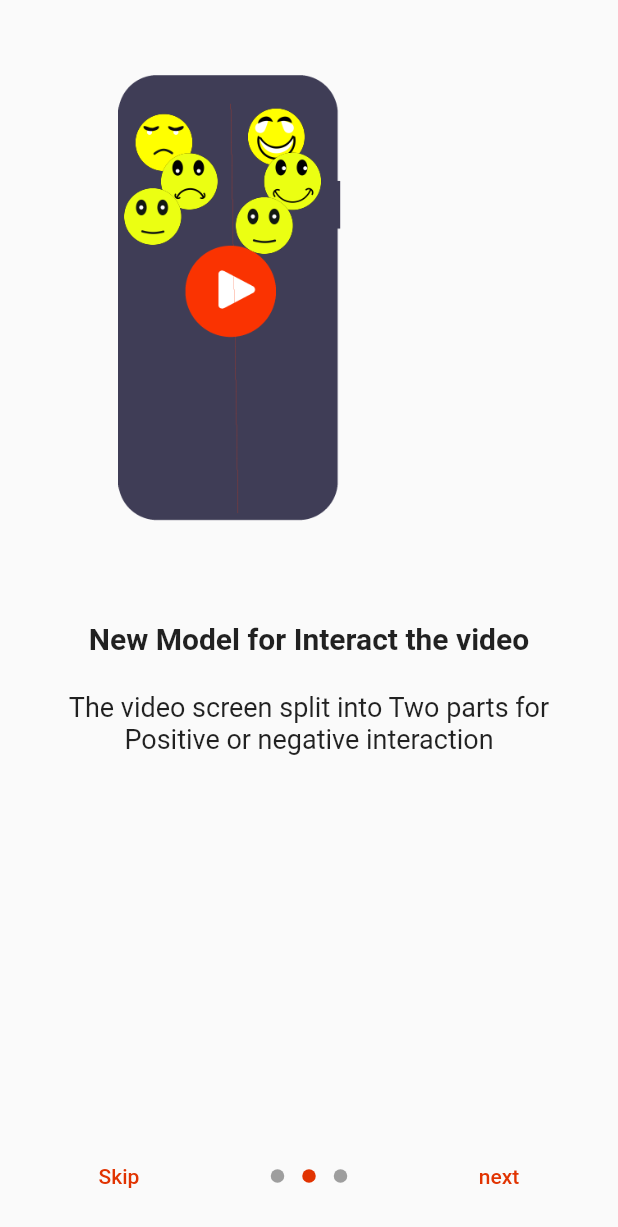
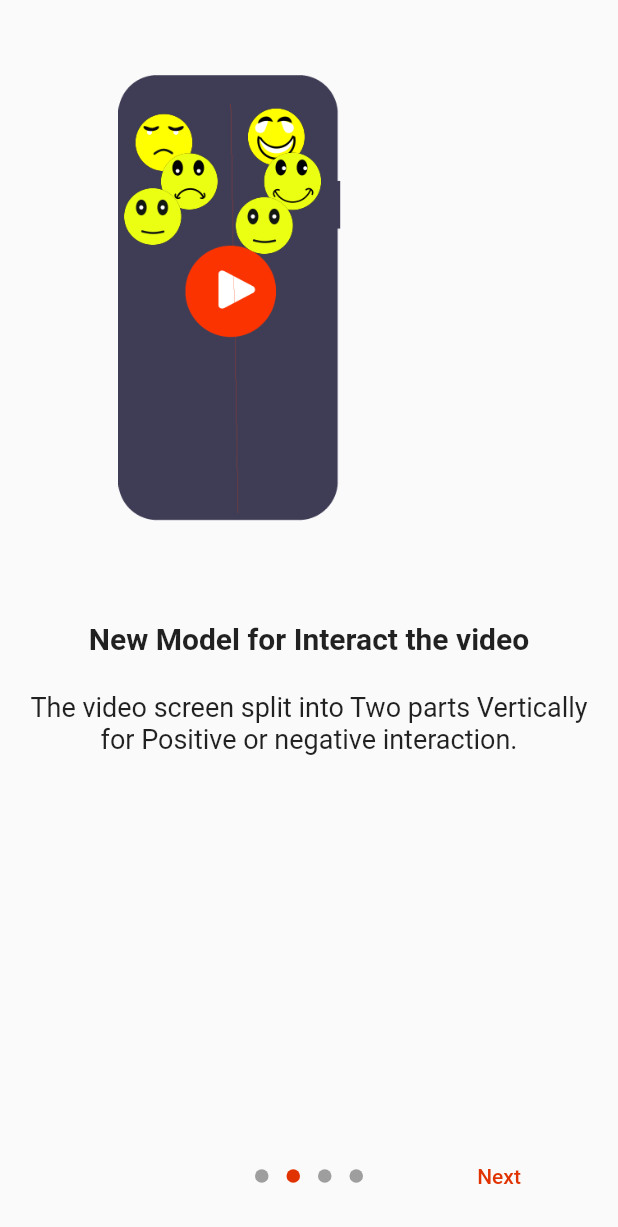
Before and after one commit to AhmedAbdelsalamSaadMohamed/smile, a Flutter app: the screen it shows after launch, swiped to page 2, on a phone screen of 412 x 824 dp. Shown: the top 1227 px of the screen. Run offline on Flutter 3.47's test engine with Material 2 defaults, Android fonts, the phone set to English and light mode, and no system bars; drawn by our look-alikes of introduction_screen; our stand-ins replace camera, cloud_firestore, firebase_auth, firebase_core, firebase_storage, get and 6 more; missing offline and left inert: flutter_facebook_auth, hashtager, rich_text_view, video_thumbnail; accounts and stored records are empty.

Commit message:
v1.4.0.0

```diff
--- a/lib/utils/langs/ar.dart
+++ b/lib/utils/langs/ar.dart
@@ -64,4 +64,33 @@ const Map<String, String> ar = {
   'Yes':'نعم',
   'No':'لا',
   'Describe your video':'اوصف هذا الفديو',
+  'Next':'التالي',
+  'Agree':'أوافق',
+  'New Model for Interact the video':'نموذج جديد للتفاعل مع الفيديو',
+  'The video screen split into Two parts Vertically for Positive or negative interaction.':
+      'تم تقسيم شاشة الفيديو إلى قسمين عموديًا للتفاعل الإيجابي أو السلبي.',
+  'User Data Security':'أمان بيانات المستخدم',
+  'You must make sure that your data is safe.':'يجب أن تتأكد من أن بياناتك آمنة',
+  'All data is encrypted':"جميع البيانات مشفرة",
+  'Privacy Policy':'سياسة الخصوصية',
+  'By tapping \"Agree\" you agree ':"بجرد النقر على \" أوافق \" فأنت توافق",
+  'Terms of Service':'شروط الخدمة',
+  ' and acknowledge that you have read out ':"وتقر بأنك قد قرأت",
+  'privacy Police':'سياسة خاصة',
+  ' to learn how to collect, use, and share your data.':"لمعرفة كيفية جمع واستخدام ومشاركة البيانات الخاصة بك.",
+  'Dangerous organizations and individuals':'المنظمات والأفراد الخطرين',
+  'Illegal activity and regulated goods':"النشاط غير القانوني والسلع الخاضعة للرقابة",
+  'Frauds and scams':"الاحتيال النصب",
+  'Violent and graphic content':"محتوى عنيف ومصور",
+  'Animal cruelty':'القسوة على الحيوان',
+  'Suicide, self-harm, and dangerous acts':"انتحار وإيذاء النفس وأعمال خطيرة",
+  'Hate speech':'خطاب الكراهية',
+  'Harassment or bullying':"التحرش أو التنمر",
+  'Pornography and nudity':"المواد الإباحية والعُري",
+  'Minor safety':"سلامة طفيفة",
+  'Spam':'رسائل إلكترونية مزعجة',
+  'Intellectual Property infringement':"التعدي على الملكية الفكرية"
+
+
+
 };
--- a/lib/utils/langs/en.dart
+++ b/lib/utils/langs/en.dart
@@ -63,5 +63,34 @@ const Map<String, String> en = {
   'Delete This Video': 'Delete This Video',
   'Yes': 'Yes',
   'No': 'No',
-  'Describe your video':'Describe your video',
+  'Describe your video': 'Describe your video',
+  'Next': 'Next',
+  'Agree': 'Agree',
+  'New Model for Interact the video': 'New Model for Interact the video',
+  'The video screen split into Two parts Vertically for Positive or negative interaction.':
+      'The video screen split into Two parts Vertically for Positive or negative interaction.',
+  'User Data Security':'User Data Security',
+  'You must make sure that your data is safe.':'You must make sure that your data is safe.',
+      'All data is encrypted':'All data is encrypted',
+  'Privacy Policy':'Privacy Policy',
+  'By tapping \"Agree\" you agree ':'By tapping \"Agree\" you agree ',
+  'Terms of Service':'Terms of Service',
+  ' and acknowledge that you have read out ':' and acknowledge that you have read out ',
+  'privacy Police':'privacy Police',
+  ' to learn how to collect, use, and share your data.':' to learn how to collect, use, and share your data.',
+  'Dangerous organizations and individuals':'Dangerous organizations and individuals',
+  'Illegal activity and regulated goods':'Illegal activity and regulated goods',
+  'Frauds and scams':'Frauds and scams',
+  'Violent and graphic content':'Violent and graphic content',
+  'Animal cruelty':'Animal cruelty',
+  'Suicide, self-harm, and dangerous acts':'Suicide, self-harm, and dangerous acts',
+  'Hate speech':'Hate speech',
+  'Harassment or bullying':'Harassment or bullying',
+  'Pornography and nudity':'Pornography and nudity',
+  'Minor safety':'Minor safety',
+  'Spam':'Spam',
+  'Intellectual Property infringement':'Intellectual Property infringement',
+
+
+
 };
--- a/lib/view/pages/add_video_page.dart
+++ b/lib/view/pages/add_video_page.dart
@@ -105,6 +105,7 @@ class _CameraAppState extends State<CameraApp> {
     availableCameras().then((cameras) {
       cameraController =
           CameraController(cameras[currentCamera], ResolutionPreset.medium);
+      startTimer();
       cameraController!.initialize().then((_) {
         if (!mounted) {
           return;
@@ -113,7 +114,7 @@ class _CameraAppState extends State<CameraApp> {
       });
     });
 
-    startTimer();
+
   }
 
   @override
--- a/lib/view/pages/comments_screen.dart
+++ b/lib/view/pages/comments_screen.dart
@@ -134,7 +134,7 @@ class CommentsScreen extends StatelessWidget {
                                         File file = image.value;
                                         image.value = File('null');
                                         FireStorageService()
-                                            .uploadFile(file.path)
+                                            .uploadFile(filePath: file.path)
                                             .then((value) {
                                           _publish(
                                             context,
@@ -148,7 +148,7 @@ class CommentsScreen extends StatelessWidget {
                                         File file = video.value;
                                         video.value = File('null');
                                         FireStorageService()
-                                            .uploadFile(file.path)
+                                            .uploadFile(filePath: file.path)
                                             .then((value) {
                                           _publish(context,
                                               videoUrl: value, imageUrl: null);
--- a/lib/view/pages/intro.dart
+++ b/lib/view/pages/intro.dart
@@ -1,139 +1,40 @@
+import 'package:flutter/gestures.dart';
 import 'package:flutter/material.dart';
 import 'package:get/get.dart';
 import 'package:introduction_screen/introduction_screen.dart';
-import 'package:smile/view/pages/profile_page.dart';
 import 'package:smile/view/pages/sign_in_page.dart';
-import 'package:smile/view/pages/signup_page.dart';
+import 'package:smile/view/pages/terms_of_service.dart';
+import 'package:url_launcher/url_launcher.dart';
 
 class Intro extends StatelessWidget {
   const Intro({Key? key}) : super(key: key);
+  final String privacyPolicy =
+      'https://www.termsfeed.com/live/80fcba6e-b2d5-4192-a2ad-7d0220a9cdc3';
 
   @override
   Widget build(BuildContext context) {
     return IntroductionScreen(
-      pages: [pageWelcome(), page5050(),pageSecure()],
-      done: Text('done'),
+      pages: [pageWelcome(), page5050(), pageSecure(), pageAcceptTerms()],
       onDone: () {
         Get.to(SignInPage());
       },
       showNextButton: true,
-      showSkipButton: true,
+      showSkipButton: false,
+      showDoneButton: true,
       color: Theme.of(context).primaryColor,
-      next: Text('next'),
-      skip: Text('Skip'),
-      onSkip: () {
-        Get.to(SignInPage());
-      },
+      next: Text('Next'.tr),
+      done: Text('Agree'.tr),
     );
   }
 
-  _customButton(context,
-      {required String text, required Function()? onPressed}) {
-    return Padding(
-      padding: const EdgeInsets.symmetric(horizontal: 16, vertical: 8),
-      child: OutlinedButton(
-          onPressed: onPressed,
-          child: Padding(
-            padding: const EdgeInsets.all(16.0),
-            child: Text(
-              text,
-              style: TextStyle(
-                fontSize: 24,
-                letterSpacing: 3,
-                // color: Theme.of(context).primaryColor,
-              ),
-            ),
-          )),
-    );
-  }
-
-  page1(context) {
+  page5050() {
     return PageViewModel(
-      title: 'page1',
-      bodyWidget: Scaffold(
-        body: Column(
-          //: MainAxisAlignment,
-          crossAxisAlignment: CrossAxisAlignment.stretch,
-          children: [
-            SizedBox(
-              height: Get.height * 0.05,
-              child: Row(
-                //mainAxisSize: MainAxisSize.min,
-                mainAxisAlignment: MainAxisAlignment.start,
-                children: [
-                  Padding(
-                    padding: const EdgeInsets.all(8.0),
-                    child: Image.asset('assets/images/textlogo.png'),
-                  ),
-                ],
-              ),
-            ),
-            SizedBox(
-              height: MediaQuery.of(context).size.height * 0.5,
-              child: Image.asset(
-                'assets/images/smile_login.png',
-                fit: BoxFit.contain,
-              ),
-            ),
-            _customButton(context, text: 'Sign In', onPressed: () {
-              Get.to(SignInPage());
-            }),
-            _customButton(context, text: 'Sign Up', onPressed: () {
-              Get.to(SignUpPage());
-            }),
-            Expanded(child: Container()),
-            SizedBox(
-                height: 100,
-                child: Row(
-                  mainAxisAlignment: MainAxisAlignment.end,
-                  children: [
-                    Padding(
-                      padding: const EdgeInsets.all(20),
-                      child: OutlinedButton(
-                        onPressed: () {
-                          authViewModel.signInAnonymously();
-                        },
-                        child: Padding(
-                          padding: const EdgeInsets.all(8.0),
-                          child: Text('Skip'.tr),
-                        ),
-                      ),
-                    )
-                  ],
-                ))
-          ],
-        ),
-      ),
-    );
-  }
-
-  page2() {
-    return PageViewModel(
-      title: 'Page 2',
-      body: 'page 2 body',
-      image: Image.asset(
-        'assets/images/smile_login.png',
-        fit: BoxFit.contain,
-      ),
-    );
-  }
-
-  page3() {
-    return PageViewModel(
-      title: 'Page 3',
-      body: 'page 3 body',
-      image: Image.asset(
-        'assets/images/smile_login.png',
-        fit: BoxFit.contain,
-      ),
-    );
-  }
-  page5050(){
-    return PageViewModel(
-      title: 'New Model for Interact the video',
-      body: 'The video screen split into Two parts for Positive or negative interaction ',
+      title: 'New Model for Interact the video'.tr,
+      body:
+          'The video screen split into Two parts Vertically for Positive or negative interaction.'
+              .tr,
       image: Padding(
-        padding: const EdgeInsets.only(top: 50,left: 50),
+        padding: const EdgeInsets.only(top: 50, left: 50),
         child: Image.asset(
           'assets/images/5050.png',
           fit: BoxFit.contain,
@@ -141,18 +42,22 @@ class Intro extends StatelessWidget {
       ),
     );
   }
-  pageSecure(){
+
+  pageSecure() {
     return PageViewModel(
-      title: 'User Data Security',
-      body: 'You must make sure that your data is safe.\n'
-          'All data is encrypted\n',
+      title: 'User Data Security'.tr,
+      body: 'You must make sure that your data is safe.'.tr +
+          '\n'
+                  'All data is encrypted'
+              .tr,
       image: Image.asset(
         'assets/images/secure.png',
         fit: BoxFit.contain,
       ),
     );
   }
-  pageWelcome(){
+
+  pageWelcome() {
     return PageViewModel(
       title: 'Welcome to Smile Mobile App',
       body: 'You can find Funny Videos or Posts\n'
@@ -163,4 +68,154 @@ class Intro extends StatelessWidget {
       ),
     );
   }
+
+  pageAcceptTerms() {
+    return PageViewModel(
+      title: 'Privacy Policy'.tr,
+      bodyWidget: RichText(
+        text: TextSpan(children: [
+          TextSpan(
+              text: 'By tapping \"Agree\" you agree '.tr,
+              style: TextStyle(fontSize: 20)),
+          TextSpan(
+              text: 'Terms of Service'.tr,
+              style: TextStyle(
+                fontSize: 20,
+                fontWeight: FontWeight.bold,
+                decoration: TextDecoration.underline,
+              ),
+              recognizer: TapGestureRecognizer()
+                ..onTap = () {
+                  Get.to(TermsOfService());
+                }),
+          TextSpan(
+              text: ' and acknowledge that you have read out '.tr,
+              style: TextStyle(
+                fontSize: 20,
+              )),
+          TextSpan(
+              text: 'privacy Police'.tr,
+              style: TextStyle(
+                fontSize: 20,
+                fontWeight: FontWeight.bold,
+                decoration: TextDecoration.underline,
+              ),
+              recognizer: TapGestureRecognizer()
+                ..onTap = () async {
+                  if (!await launch(privacyPolicy))
+                    throw 'Could not launch $privacyPolicy';
+                }),
+          TextSpan(
+              text: ' to learn how to collect, use, and share your data.'.tr,
+              style: TextStyle(
+                fontSize: 20,
+              ))
+        ]),
+      ),
+      image: Image.asset(
+        'assets/images/accept_terms.png',
+        fit: BoxFit.contain,
+      ),
+    );
+  }
 }
+// _customButton(context,
+//     {required String text, required Function()? onPressed}) {
+//   return Padding(
+//     padding: const EdgeInsets.symmetric(horizontal: 16, vertical: 8),
+//     child: OutlinedButton(
+//         onPressed: onPressed,
+//         child: Padding(
+//           padding: const EdgeInsets.all(16.0),
+//           child: Text(
+//             text,
+//             style: TextStyle(
+//               fontSize: 24,
+//               letterSpacing: 3,
+//               // color: Theme.of(context).primaryColor,
+//             ),
+//           ),
+//         )),
+//   );
+// }
+// page1(context) {
+//   return PageViewModel(
+//     title: 'page1',
+//     bodyWidget: Scaffold(
+//       body: Column(
+//         //: MainAxisAlignment,
+//         crossAxisAlignment: CrossAxisAlignment.stretch,
+//         children: [
+//           SizedBox(
+//             height: Get.height * 0.05,
+//             child: Row(
+//               //mainAxisSize: MainAxisSize.min,
+//               mainAxisAlignment: MainAxisAlignment.start,
+//               children: [
+//                 Padding(
+//                   padding: const EdgeInsets.all(8.0),
+//                   child: Image.asset('assets/images/textlogo.png'),
+//                 ),
+//               ],
+//             ),
+//           ),
+//           SizedBox(
+//             height: MediaQuery.of(context).size.height * 0.5,
+//             child: Image.asset(
+//               'assets/images/smile_login.png',
+//               fit: BoxFit.contain,
+//             ),
+//           ),
+//           _customButton(context, text: 'Sign In'.tr, onPressed: () {
+//             Get.to(SignInPage());
+//           }),
+//           _customButton(context, text: 'Sign Up'.tr, onPressed: () {
+//             Get.to(SignUpPage());
+//           }),
+//           Expanded(child: Container()),
+//           SizedBox(
+//               height: 100,
+//               child: Row(
+//                 mainAxisAlignment: MainAxisAlignment.end,
+//                 children: [
+//                   Padding(
+//                     padding: const EdgeInsets.all(20),
+//                     child: OutlinedButton(
+//                       onPressed: () {
+//                         authViewModel.signInAnonymously();
+//                       },
+//                       child: Padding(
+//                         padding: const EdgeInsets.all(8.0),
+//                         child: Text('Skip'.tr),
+//                       ),
+//                     ),
+//                   )
+//                 ],
+//               ))
+//         ],
+//       ),
+//     ),
+//   );
+// }
+//
+// page2() {
+//   return PageViewModel(
+//     title: 'Page 2',
+//     body: 'page 2 body',
+//     image: Image.asset(
+//       'assets/images/smile_login.png',
+//       fit: BoxFit.contain,
+//     ),
+//   );
+// }
+//
+// page3() {
+//   return PageViewModel(
+//     title: 'Page 3',
+//     body: 'page 3 body',
+//     image: Image.asset(
+//       'assets/images/smile_login.png',
+//       fit: BoxFit.contain,
+//     ),
+//   );
+// }
--- a/lib/view/pages/replies_screen.dart
+++ b/lib/view/pages/replies_screen.dart
@@ -109,7 +109,7 @@ class RepliesScreen extends StatelessWidget {
                                         File file = image.value;
                                         image.value = File('null');
                                         FireStorageService()
-                                            .uploadFile(file.path)
+                                            .uploadFile(filePath: file.path)
                                             .then((value) {
                                           _publish(
                                             context,
@@ -123,7 +123,7 @@ class RepliesScreen extends StatelessWidget {
                                         File file = video.value;
                                         video.value = File('null');
                                         FireStorageService()
-                                            .uploadFile(file.path)
+                                            .uploadFile(filePath: file.path)
                                             .then((value) {
                                           _publish(context,
                                               videoUrl: value,
--- a/lib/view_model/post_view_model.dart
+++ b/lib/view_model/post_view_model.dart
@@ -45,7 +45,7 @@ class PostViewModel extends GetxController {
       wait.value = true;
 
       for (int i = 0; i < images.length; i++) {
-        FireStorageService().uploadFile(images[i].path).then((value) {
+        FireStorageService().uploadFile(filePath: images[i].path).then((value) {
           imagesUrls.add(value!);
           if (i == images.length - 1) {
             wait.value = false;
--- a/pubspec.yaml
+++ b/pubspec.yaml
@@ -53,6 +53,7 @@ dependencies:
   flutter_login: ^3.1.0
   flutter_svg: ^1.0.0
   introduction_screen: ^2.1.0
+  url_launcher: ^6.0.17
   google_mobile_ads: ^1.0.1
   rich_text_view:
 
@@ -63,6 +64,7 @@ dependencies:
   # Use with the CupertinoIcons class for iOS style icons.
   cupertino_icons: ^1.0.2
   hashtager: ^1.0.3
+  cloud_functions: ^3.2.4
 
 dev_dependencies:
   flutter_launcher_icons: "^0.9.2"
```
Also changed, not shown: lib/model/report_model.dart (added, +27 -0 lines), lib/services/firebase/firestorage_service.dart (+17 -12 lines), lib/services/firebase/report_firestore.dart (added, +13 -0 lines), lib/utils/constants.dart (+8 -0 lines), lib/view/pages/report_page.dart (added, +43 -0 lines), lib/view/pages/terms_of_service.dart (added, +155 -0 lines), lib/view/widgets/video_widget.dart (+33 -37 lines), lib/view_model/video_view_model.dart (+18 -14 lines), assets/images/accept_terms.png (added), pubspec.lock, 1 other file.
